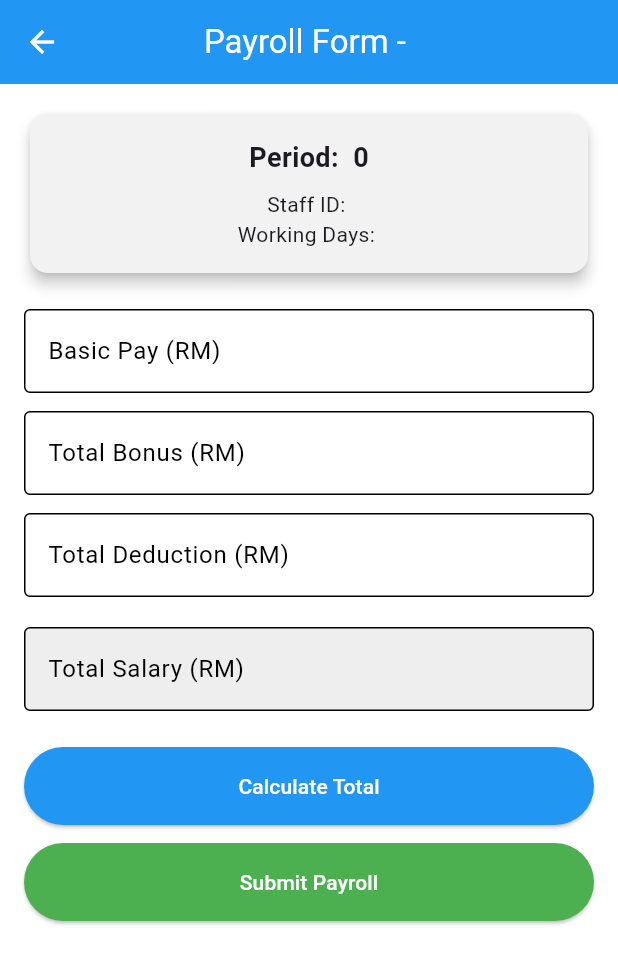
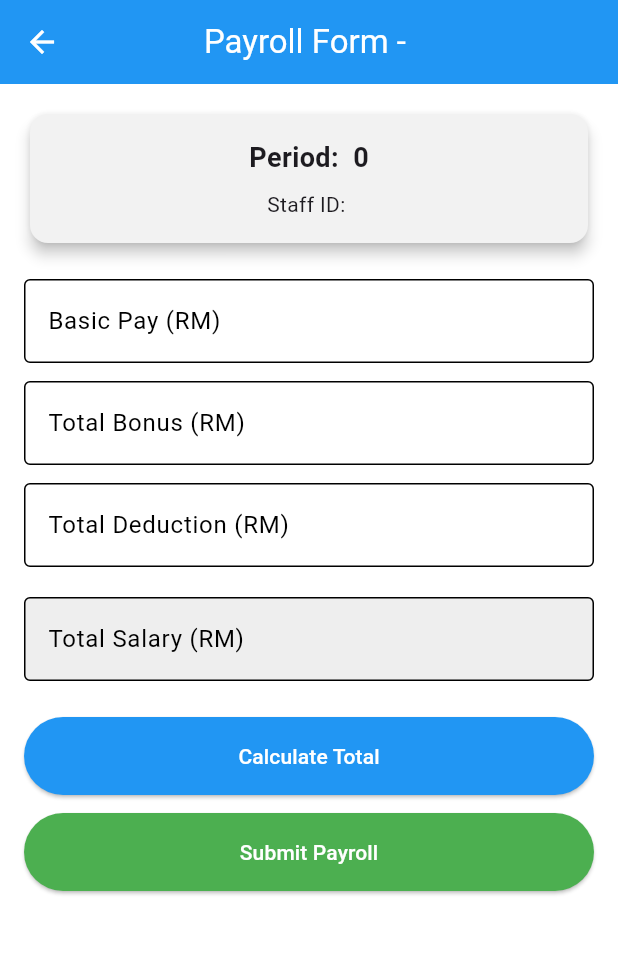
Before and after one commit to Sharouldroid/charms-main-1, a Flutter app: the PayrollFormScreen screen opened directly with empty values, on a phone screen of 412 x 824 dp. Shown: the top 964 px of the screen. Run offline on Flutter 3.47's test engine with Material 3 defaults, Android fonts, the phone set to English and light mode, and no system bars; drawn by our look-alikes of overlay_support; our stand-ins replace camera, connectivity_plus, file_picker, flutter_local_notifications, flutter_speed_dial, google_sign_in and 12 more; missing offline and left inert: country_list_pick, dart:html, flutter_file_dialog, flutter_stripe; accounts and stored records are empty; network calls fail.

Commit message:
buat komen untuk workingdays

```diff
--- a/lib/HRscreens/admin/payroll_form_screen.dart
+++ b/lib/HRscreens/admin/payroll_form_screen.dart
@@ -112,7 +112,7 @@ class _PayrollFormScreenState extends State<PayrollFormScreen> {
                     ),
                     SizedBox(height: 8),
                     Text('Staff ID: ${widget.staffId}'),
-                    Text('Working Days: ${widget.workingDays}'),
+                    //Text('Working Days: ${widget.workingDays}'),
                   ],
                 ),
               ),
--- a/lib/HRscreens/staff/staff_payroll_details_screen.dart
+++ b/lib/HRscreens/staff/staff_payroll_details_screen.dart
@@ -72,7 +72,7 @@ class _StaffPayrollDetailsScreenState extends State<StaffPayrollDetailsScreen> {
               pw.Divider(),
               _pdfRow('Staff ID', widget.staffId),
               _pdfRow('Name', widget.staffName),
-              _pdfRow('Working Days', widget.workingDays),
+              //_pdfRow('Working Days', widget.workingDays),
               _pdfRow('Basic Pay', _rm(widget.basicPay)),
               _pdfRow('Total Bonus', _rm(widget.totalBonus)),
               _pdfRow('Total Deduction', _rm(widget.totalDeduction)),
@@ -223,7 +223,7 @@ class _StaffPayrollDetailsScreenState extends State<StaffPayrollDetailsScreen> {
                     const Divider(thickness: 1.2),
                     _detailRow('Staff ID', widget.staffId),
                     _detailRow('Name', widget.staffName),
-                    _detailRow('Working Days', widget.workingDays),
+                    //_detailRow('Working Days', widget.workingDays),
                     _detailRow('Basic Pay', _rm(widget.basicPay)),
                     _detailRow('Total Bonus', _rm(widget.totalBonus)),
                     _detailRow('Total Deduction', _rm(widget.totalDeduction)),
```
